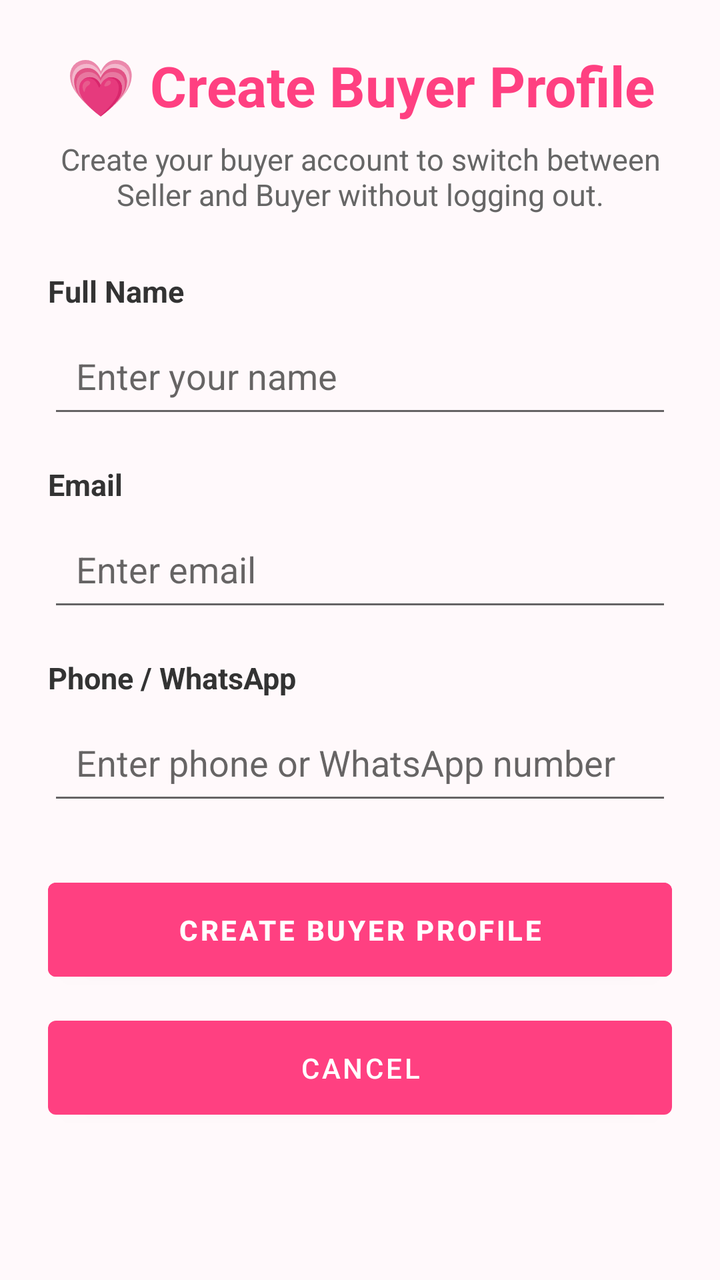
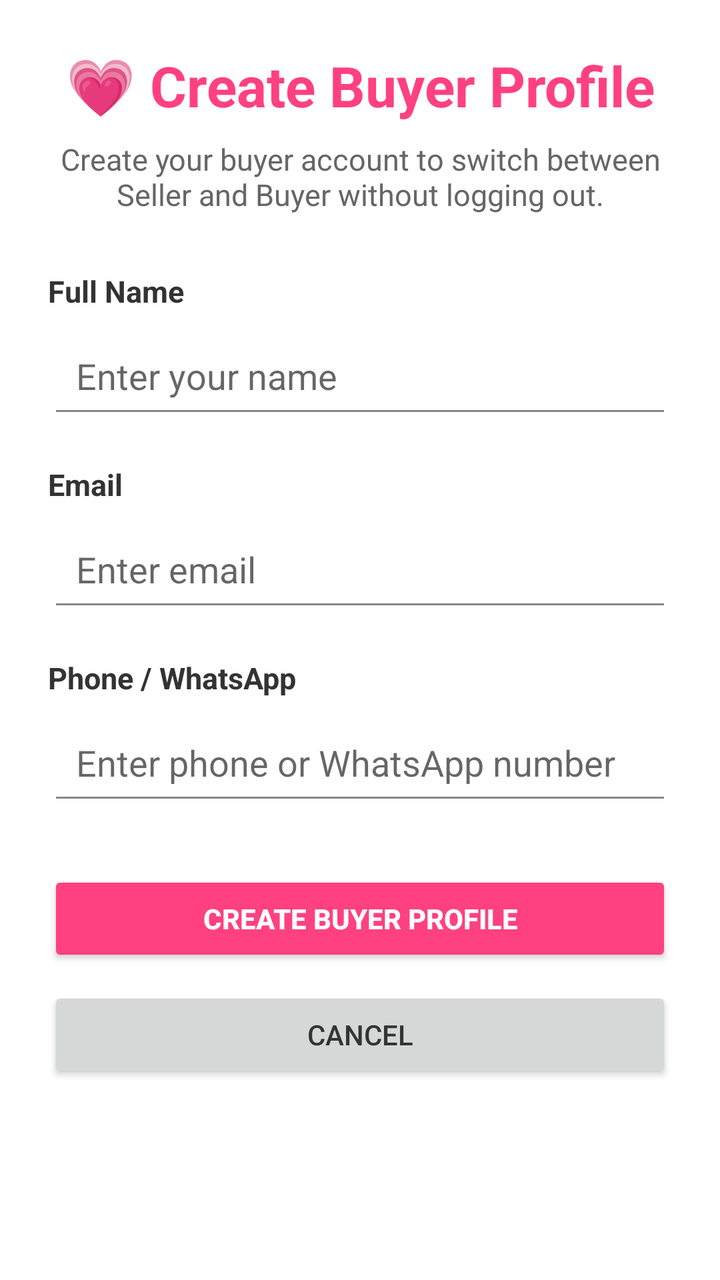

Screens rendered from an Android XML layout before and after an edit, with the pre-edit source and the edit as a unified diff.
<!-- AndroidManifest.xml: application theme Theme.SheEmpower -->
<!-- res/layout/activity_buyer_profile.xml -->
<?xml version="1.0" encoding="utf-8"?>
<ScrollView
    xmlns:android="http://schemas.android.com/apk/res/android"
    android:layout_width="match_parent"
    android:layout_height="match_parent"
    android:background="#FFF9FB">

    <LinearLayout
        android:layout_width="match_parent"
        android:layout_height="wrap_content"
        android:orientation="vertical"
        android:padding="24dp">

        <TextView
            android:layout_width="match_parent"
            android:layout_height="wrap_content"
            android:text="💗 Create Buyer Profile"
            android:textSize="28sp"
            android:textStyle="bold"
            android:textColor="#FF4081"
            android:gravity="center"
            android:layout_marginBottom="8dp" />

        <TextView
            android:layout_width="match_parent"
            android:layout_height="wrap_content"
            android:text="Create your buyer account to switch between Seller and Buyer without logging out."
            android:textSize="15sp"
            android:textColor="#666666"
            android:gravity="center"
            android:layout_marginBottom="28dp" />

        <TextView
            android:layout_width="match_parent"
            android:layout_height="wrap_content"
            android:text="Full Name"
            android:textStyle="bold"
            android:textSize="15sp"
            android:textColor="#333333" />

        <EditText
            android:id="@+id/etBuyerName"
            android:layout_width="match_parent"
            android:layout_height="wrap_content"
            android:hint="Enter your name"
            android:inputType="textPersonName"
            android:padding="14dp"
            android:layout_marginTop="6dp"
            android:layout_marginBottom="18dp" />

        <TextView
            android:layout_width="match_parent"
            android:layout_height="wrap_content"
            android:text="Email"
            android:textStyle="bold"
            android:textSize="15sp"
            android:textColor="#333333" />

        <EditText
            android:id="@+id/etBuyerEmail"
            android:layout_width="match_parent"
            android:layout_height="wrap_content"
            android:hint="Enter email"
            android:inputType="textEmailAddress"
            android:padding="14dp"
            android:layout_marginTop="6dp"
            android:layout_marginBottom="18dp" />

        <TextView
            android:layout_width="match_parent"
            android:layout_height="wrap_content"
            android:text="Phone / WhatsApp"
            android:textStyle="bold"
            android:textSize="15sp"
            android:textColor="#333333" />

        <EditText
            android:id="@+id/etBuyerPhone"
            android:layout_width="match_parent"
            android:layout_height="wrap_content"
            android:hint="Enter phone or WhatsApp number"
            android:inputType="phone"
            android:padding="14dp"
            android:layout_marginTop="6dp"
            android:layout_marginBottom="28dp" />

        <Button
            android:id="@+id/btnCreateBuyerProfile"
            android:layout_width="match_parent"
            android:layout_height="wrap_content"
            android:text="CREATE BUYER PROFILE"
            android:textStyle="bold"
            android:textColor="#FFFFFF"
            android:backgroundTint="#FF4081"
            android:padding="14dp" />

        <Button
            android:id="@+id/btnCancelBuyerProfile"
            android:layout_width="match_parent"
            android:layout_height="wrap_content"
            android:text="CANCEL"
            android:layout_marginTop="10dp"
            android:padding="14dp" />

    </LinearLayout>

</ScrollView>
<!-- resources referenced by this layout -->
<resources>
  <style name="Theme.SheEmpower" parent="Theme.MaterialComponents.DayNight.NoActionBar">
  
          <item name="colorPrimary">@color/primary_pink</item>
          <item name="colorPrimaryVariant">@color/primary_pink</item>
          <item name="colorOnPrimary">@android:color/white</item>
  
          <item name="android:statusBarColor">@color/primary_pink</item>
          <item name="android:windowBackground">@android:color/white</item>
  
          <item name="android:navigationBarColor">@android:color/white</item>
  
      </style>
  <color name="primary_pink">#FF4081</color>
</resources>

<!-- the commit's change to res/layout/activity_buyer_profile.xml (unified diff, before → after) -->
@@ -3,7 +3,7 @@
     xmlns:android="http://schemas.android.com/apk/res/android"
     android:layout_width="match_parent"
     android:layout_height="match_parent"
-    android:background="#FFF9FB">
+    android:background="?android:attr/windowBackground">
 
     <LinearLayout
         android:layout_width="match_parent"
<!-- resource entries referenced after the edit -->
@@ -1,17 +1,32 @@
 <!-- resources referenced by this layout -->
 <resources>
-  <style name="Theme.SheEmpower" parent="Theme.MaterialComponents.DayNight.NoActionBar">
+  <style name="Theme.SheEmpower" parent="Theme.AppCompat.Light">
+      
+      <item name="colorPrimary">#FF4081</item>
+      <item name="colorPrimaryDark">#C2185B</item>
+      <item name="colorAccent">#FF4081</item>
+      <item name="android:windowBackground">@color/bg_light</item>
+      <item name="android:textColorPrimary">@color/text_light</item>
   
-          <item name="colorPrimary">@color/primary_pink</item>
-          <item name="colorPrimaryVariant">@color/primary_pink</item>
-          <item name="colorOnPrimary">@android:color/white</item>
+      
+      <item name="android:windowBackground">@color/white</item>
+      <item name="android:colorBackground">@color/white</item>
   
-          <item name="android:statusBarColor">@color/primary_pink</item>
-          <item name="android:windowBackground">@android:color/white</item>
+      
+      <item name="android:textColorPrimary">@color/text_dark</item>
+      <item name="android:textColorSecondary">@color/text_gray</item>
   
-          <item name="android:navigationBarColor">@android:color/white</item>
-  
-      </style>
-  <color name="primary_pink">#FF4081</color>
+      
+      <item name="android:actionBarStyle">@style/ActionBar.Styled</item>
+  </style>
+  <color name="bg_light">#FFFFFF</color>
+  <color name="text_light">#333333</color>
+  <color name="white">#FFFFFF</color>
+  <color name="text_dark">#333333</color>
+  <color name="text_gray">#888888</color>
+  <style name="ActionBar.Styled" parent="Widget.AppCompat.ActionBar">
+  <item name="android:background">@color/white</item>
+  <item name="android:textColorPrimary">@color/text_dark</item>
+  </style>
 </resources>
 
